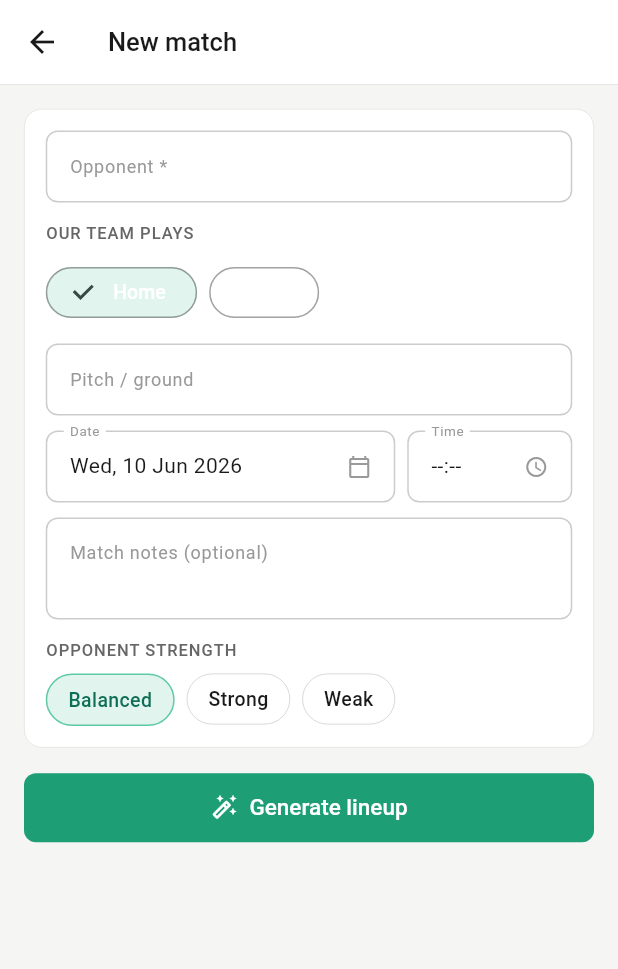
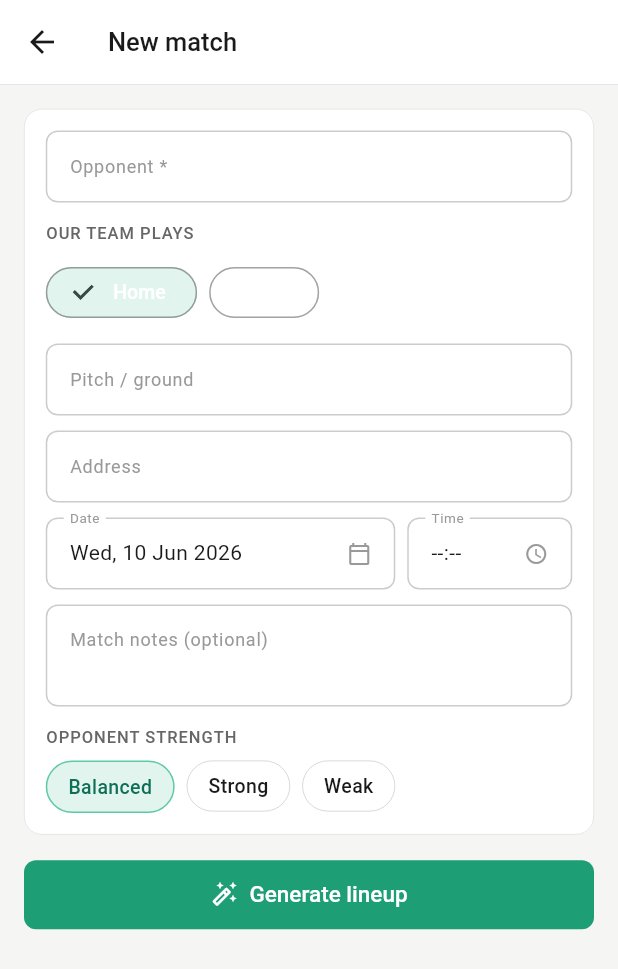
Before and after one commit to janewu77/whisper_coach, a Flutter app: the HomeScreen screen opened by its route, on a phone screen of 412 x 824 dp. Shown: the top 969 px of the screen. Run offline on Flutter 3.47's test engine with Material 3 defaults, Android fonts, the phone set to English and light mode, and no system bars; our stand-ins replace dio, image_picker, shared_preferences; missing offline and left inert: auth0_flutter, record; accounts and stored records are empty; network calls fail; project files that could hold a hidden picture were left out.

Commit message:
Add one-line address field to every match
Backend: Match.address column (+migration e1f2a3b4c5d6), MatchInput/
Response/Update/Draft schemas, and the match-extractor prompt now capture
a single-line venue address.

Frontend: address input on the new-match form, match detail edit (with
diff/voice/photo apply), and match review draft cards; match cards show
the address under the date/pitch line.

Co-Authored-By: Claude Opus 4.8 <noreply@anthropic.com>

```diff
--- a/frontend/lib/api/api.dart
+++ b/frontend/lib/api/api.dart
@@ -347,6 +347,7 @@ class Api {
     required String date,
     bool isHome = true,
     String? pitch,
+    String? address,
     String? kickoffTime,
     String? notes,
     String? strength,
@@ -359,6 +360,7 @@ class Api {
         'is_home': isHome,
         'date': date,
         if (pitch != null && pitch.isNotEmpty) 'pitch': pitch,
+        if (address != null && address.isNotEmpty) 'address': address,
         if (kickoffTime != null && kickoffTime.isNotEmpty)
           'kickoff_time': kickoffTime,
         if (notes != null && notes.isNotEmpty) 'notes': notes,
@@ -374,6 +376,7 @@ class Api {
     String? opponent,
     bool? isHome,
     String? pitch,
+    String? address,
     String? date,
     String? kickoffTime,
     String? notes,
@@ -385,6 +388,7 @@ class Api {
         if (opponent != null) 'opponent': opponent,
         if (isHome != null) 'is_home': isHome,
         if (pitch != null) 'pitch': pitch,
+        if (address != null) 'address': address,
         if (date != null) 'date': date,
         if (kickoffTime != null) 'kickoff_time': kickoffTime,
         if (notes != null) 'notes': notes,
--- a/frontend/lib/models/match.dart
+++ b/frontend/lib/models/match.dart
@@ -7,6 +7,7 @@ class Match {
   final bool isHome; // our team plays at home?
   final String location;
   final String? pitch;
+  final String? address;
   final String date;
   final String? kickoffTime; // "HH:MM"
   final String? notes;
@@ -19,6 +20,7 @@ class Match {
     this.isHome = true,
     this.location = '',
     this.pitch,
+    this.address,
     required this.date,
     this.kickoffTime,
     this.notes,
@@ -34,6 +36,7 @@ class Match {
       isHome: (j['is_home'] as bool?) ?? true,
       location: (j['location'] as String?) ?? '',
       pitch: j['pitch'] as String?,
+      address: j['address'] as String?,
       date: j['date'] as String,
       kickoffTime: j['kickoff_time'] as String?,
       // Match detail responses use "notes" for the event list, while list and
@@ -51,6 +54,7 @@ class MatchDraft {
   String? date;
   String? kickoffTime;
   String? pitch;
+  String? address;
   String? strength;
   String? notes;
 
@@ -60,6 +64,7 @@ class MatchDraft {
     this.date,
     this.kickoffTime,
     this.pitch,
+    this.address,
     this.strength,
     this.notes,
   });
@@ -70,6 +75,7 @@ class MatchDraft {
         date: j['date'] as String?,
         kickoffTime: j['kickoff_time'] as String?,
         pitch: j['pitch'] as String?,
+        address: j['address'] as String?,
         strength: j['strength'] as String?,
         notes: j['notes'] as String?,
       );
--- a/frontend/lib/screens/home_screen.dart
+++ b/frontend/lib/screens/home_screen.dart
@@ -18,6 +18,7 @@ class _HomeScreenState extends State<HomeScreen> {
   // ── Match form ───────────────────────────────────────────────────────────
   final _opponentCtrl = TextEditingController();
   final _pitchCtrl = TextEditingController();
+  final _addressCtrl = TextEditingController();
   final _notesCtrl = TextEditingController();
   String? _strength; // 'strong' | 'weak' | null
   bool _isHome = true;
@@ -32,6 +33,7 @@ class _HomeScreenState extends State<HomeScreen> {
   void dispose() {
     _opponentCtrl.dispose();
     _pitchCtrl.dispose();
+    _addressCtrl.dispose();
     _notesCtrl.dispose();
     super.dispose();
   }
@@ -85,6 +87,8 @@ class _HomeScreenState extends State<HomeScreen> {
         opponent: _opponentCtrl.text.trim(),
         isHome: _isHome,
         pitch: _pitchCtrl.text.trim().isEmpty ? null : _pitchCtrl.text.trim(),
+        address:
+            _addressCtrl.text.trim().isEmpty ? null : _addressCtrl.text.trim(),
         date: DateFormat('yyyy-MM-dd').format(_matchDate),
         kickoffTime: _timeStr,
         notes: _notesCtrl.text.trim().isEmpty ? null : _notesCtrl.text.trim(),
@@ -182,6 +186,12 @@ class _HomeScreenState extends State<HomeScreen> {
                   controller: _pitchCtrl,
                   decoration: const InputDecoration(
                       labelText: 'Pitch / ground', hintText: 'e.g. Home Park'),
+                ),
+                const SizedBox(height: 10),
+                TextField(
+                  controller: _addressCtrl,
+                  decoration: const InputDecoration(
+                      labelText: 'Address', hintText: 'Street, city'),
                 ),
                 const SizedBox(height: 10),
                 // Date + time row
--- a/frontend/lib/screens/match_detail_screen.dart
+++ b/frontend/lib/screens/match_detail_screen.dart
@@ -28,6 +28,7 @@ class MatchDetailScreen extends StatefulWidget {
 class _MatchDetailScreenState extends State<MatchDetailScreen> {
   final _opponentCtrl = TextEditingController();
   final _pitchCtrl = TextEditingController();
+  final _addressCtrl = TextEditingController();
   final _notesCtrl = TextEditingController();
   String _date = '';
   String? _kickoff; // "HH:MM"
@@ -49,6 +50,7 @@ class _MatchDetailScreenState extends State<MatchDetailScreen> {
     final m = widget.match;
     _opponentCtrl.text = m.opponent;
     _pitchCtrl.text = m.pitch ?? '';
+    _addressCtrl.text = m.address ?? '';
     _isHome = m.isHome;
     _date = m.date;
     _kickoff = m.kickoffTime;
@@ -60,6 +62,7 @@ class _MatchDetailScreenState extends State<MatchDetailScreen> {
   void dispose() {
     _opponentCtrl.dispose();
     _pitchCtrl.dispose();
+    _addressCtrl.dispose();
     _notesCtrl.dispose();
     _recorder.dispose();
     super.dispose();
@@ -70,6 +73,9 @@ class _MatchDetailScreenState extends State<MatchDetailScreen> {
       if (d.opponent.trim().isNotEmpty) _opponentCtrl.text = d.opponent.trim();
       _isHome = d.isHome;
       if (d.pitch != null && d.pitch!.isNotEmpty) _pitchCtrl.text = d.pitch!;
+      if (d.address != null && d.address!.isNotEmpty) {
+        _addressCtrl.text = d.address!;
+      }
       if (d.date != null && d.date!.isNotEmpty) _date = d.date!;
       if (d.kickoffTime != null && d.kickoffTime!.isNotEmpty) {
         _kickoff = d.kickoffTime;
@@ -210,6 +216,9 @@ class _MatchDetailScreenState extends State<MatchDetailScreen> {
     if (p.pitch != null && p.pitch!.isNotEmpty) {
       add('Pitch', _pitchCtrl.text.trim(), p.pitch!);
     }
+    if (p.address != null && p.address!.isNotEmpty) {
+      add('Address', _addressCtrl.text.trim(), p.address!);
+    }
     if (p.strength != null) {
       add('Strength', _strengthLabel(_strength), _strengthLabel(p.strength));
     }
@@ -271,6 +280,7 @@ class _MatchDetailScreenState extends State<MatchDetailScreen> {
         opponent: _opponentCtrl.text.trim(),
         isHome: _isHome,
         pitch: _pitchCtrl.text.trim(),
+        address: _addressCtrl.text.trim(),
         date: _date,
         kickoffTime: _kickoff ?? '',
         notes: _notesCtrl.text.trim(),
@@ -437,6 +447,11 @@ class _MatchDetailScreenState extends State<MatchDetailScreen> {
             controller: _pitchCtrl,
             decoration: const InputDecoration(labelText: 'Pitch / ground'),
           ),
+          const SizedBox(height: 10),
+          TextField(
+            controller: _addressCtrl,
+            decoration: const InputDecoration(labelText: 'Address'),
+          ),
           const SizedBox(height: 14),
           const Text('OPPONENT STRENGTH', style: kStyleLabel),
           const SizedBox(height: 8),
--- a/frontend/lib/screens/match_review_screen.dart
+++ b/frontend/lib/screens/match_review_screen.dart
@@ -75,6 +75,7 @@ class _MatchReviewScreenState extends State<MatchReviewScreen> {
           opponent: d.opponent.trim(),
           isHome: d.isHome,
           pitch: d.pitch,
+          address: d.address,
           date: d.date ?? DateFormat('yyyy-MM-dd').format(DateTime.now()),
           kickoffTime: d.kickoffTime,
           notes: d.notes,
@@ -234,6 +235,13 @@ class _MatchReviewScreenState extends State<MatchReviewScreen> {
             onChanged: (v) => d.pitch = v,
           ),
           const SizedBox(height: 8),
+          TextFormField(
+            initialValue: d.address,
+            decoration:
+                const InputDecoration(labelText: 'Address', isDense: true),
+            onChanged: (v) => d.address = v,
+          ),
+          const SizedBox(height: 8),
           Wrap(
             spacing: 8,
             children: [
```
Also changed, not shown: frontend/lib/screens/matches_tab.dart (+20 -0 lines), 5 other files.
